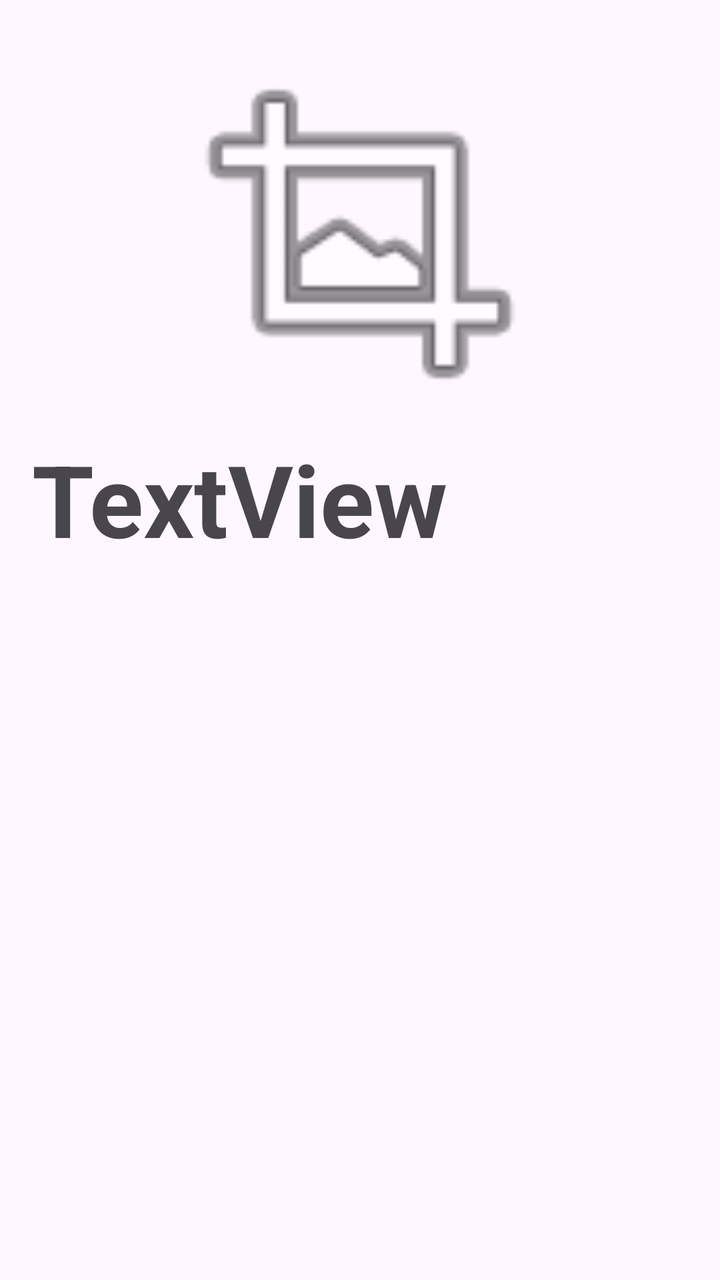
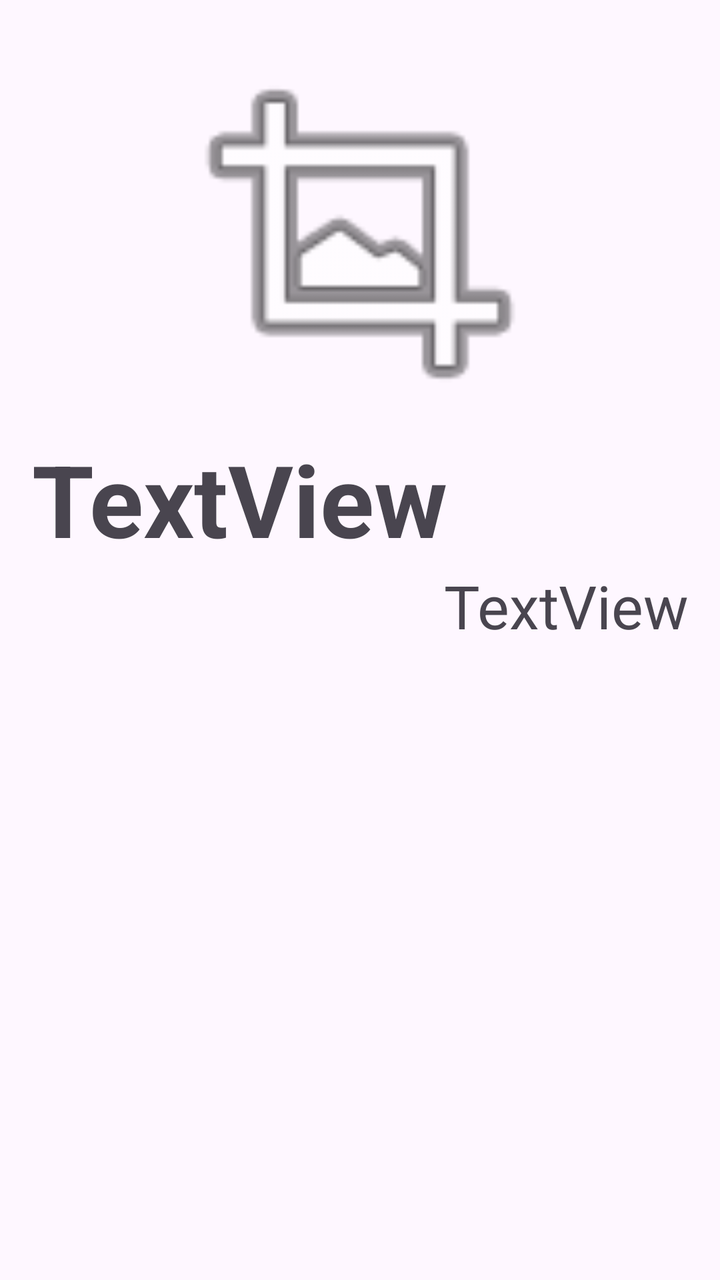

The first picture is an Android layout as it rendered before a commit; the second is the same layout after the commit. The layout source and the unified diff follow.
<!-- AndroidManifest.xml: application theme Theme.KartaProduktu -->
<!-- res/layout/activity_main.xml -->
<?xml version="1.0" encoding="utf-8"?>
<LinearLayout xmlns:android="http://schemas.android.com/apk/res/android"
    xmlns:app="http://schemas.android.com/apk/res-auto"
    xmlns:tools="http://schemas.android.com/tools"
    android:id="@+id/main"
    android:layout_width="match_parent"
    android:layout_height="match_parent"
    android:orientation="vertical"
    android:padding="16dp"
    tools:context=".MainActivity">


    <ImageView
        android:id="@+id/ivProduct"
        android:layout_width="match_parent"
        android:layout_height="200dp"
        app:srcCompat="@android:drawable/ic_menu_crop" />

    <TextView
        android:id="@+id/textView"
        android:layout_width="match_parent"
        android:layout_height="wrap_content"
        android:text="TextView"
        android:textSize="50sp"
        android:textStyle="bold" />
</LinearLayout>
<!-- resources referenced by this layout -->
<resources>
  <style name="Theme.KartaProduktu" parent="Base.Theme.KartaProduktu" />
  <style name="Base.Theme.KartaProduktu" parent="Theme.Material3.DayNight.NoActionBar">
          
          
      </style>
</resources>

<!-- the commit's change to res/layout/activity_main.xml (unified diff, before → after) -->
@@ -17,10 +17,18 @@
         app:srcCompat="@android:drawable/ic_menu_crop" />
 
     <TextView
-        android:id="@+id/textView"
+        android:id="@+id/tvProductName"
         android:layout_width="match_parent"
         android:layout_height="wrap_content"
         android:text="TextView"
         android:textSize="50sp"
         android:textStyle="bold" />
+
+    <TextView
+        android:id="@+id/tvPrice"
+        android:layout_width="match_parent"
+        android:layout_height="wrap_content"
+        android:gravity="end"
+        android:text="TextView"
+        android:textSize="30sp" />
 </LinearLayout>
